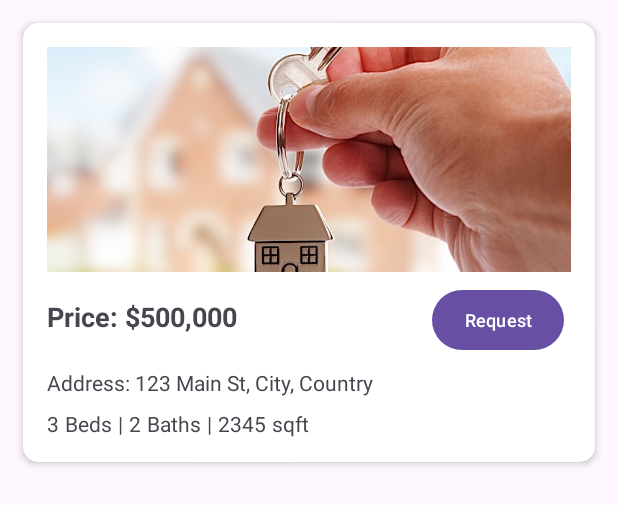
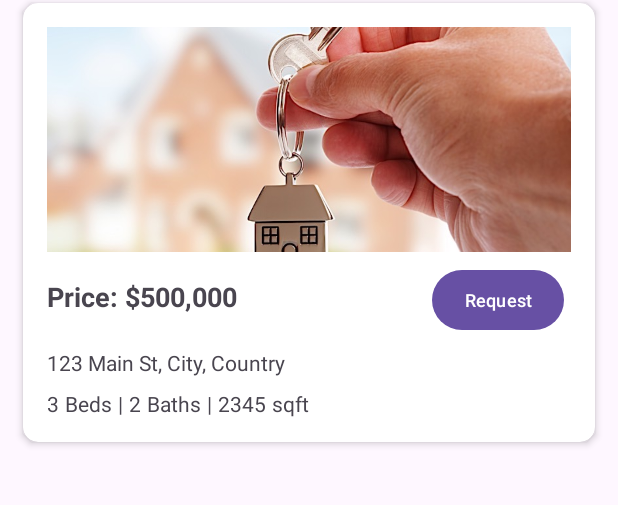
Before and after one commit to nisho06/Kotlin_Mobile_App, an Android app: the layout single_property.xml on its own in the app's theme, with its tools: preview values and no code run, on a phone screen of 412 x 824 dp. Shown: the top 505 px of the screen. Run offline under Robolectric (Android 15) with nearby library versions, the light colour scheme and no system bars; network calls fail.

Commit message:
Properties fetched from database and updated in the recycler view

```diff
--- a/app/build.gradle.kts
+++ b/app/build.gradle.kts
@@ -45,6 +45,7 @@ dependencies {
     implementation("com.google.android.material:material:1.11.0")
     implementation("androidx.constraintlayout:constraintlayout:2.1.4")
     implementation("com.android.volley:volley:1.2.1")
+    implementation ("com.google.code.gson:gson:2.8.8")
     testImplementation("junit:junit:4.13.2")
     androidTestImplementation("androidx.test.ext:junit:1.1.5")
     androidTestImplementation("androidx.test.espresso:espresso-core:3.5.1")
--- a/app/src/main/res/layout/single_property.xml
+++ b/app/src/main/res/layout/single_property.xml
@@ -6,7 +6,10 @@
     android:layout_height="wrap_content"
     app:cardCornerRadius="10dp"
     app:cardElevation="3dp"
-    android:layout_margin="15dp"
+    android:layout_marginTop="2dp"
+    android:layout_marginRight="15dp"
+    android:layout_marginLeft="15dp"
+    android:layout_marginBottom="2dp"
     android:foreground="?selectableItemBackground"
     android:clickable="true">
 
@@ -68,11 +71,7 @@
             android:layout_width="match_parent"
             android:layout_height="wrap_content"
             android:orientation="horizontal">
-            <TextView
-                android:layout_width="wrap_content"
-                android:layout_height="wrap_content"
-                android:text="Address: "
-                android:layout_marginTop="8dp" />
+
             <TextView
                 android:id="@+id/property_address"
                 android:layout_width="wrap_content"
```
Also changed, not shown: app/src/main/java/com/example/kotlin_mobile_application/Properties.kt (+53 -37 lines), app/src/main/java/com/example/kotlin_mobile_application/PropertyAdapter.kt (+5 -6 lines), app/src/main/java/com/example/kotlin_mobile_application/UserHome.kt (+0 -35 lines).
